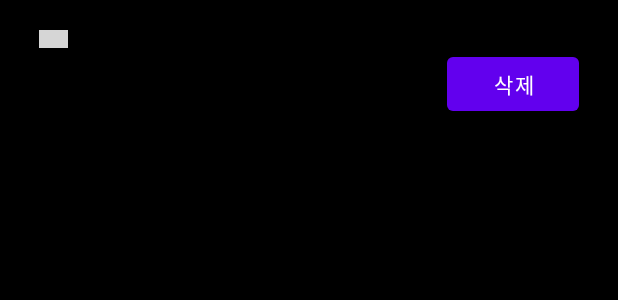
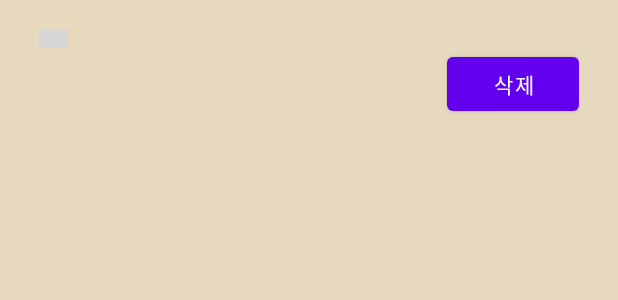
Before and after one commit to JunhyukkLee/LastOmmg, an Android app: the layout activity_detail.xml on its own in the app's theme, with its tools: preview values and no code run, on a phone screen of 412 x 824 dp. Shown: the top 300 px of the screen. Run offline under Robolectric (Android 15) with nearby library versions, the phone set to English and light mode, and no system bars; grey boxes are pictures that could not be loaded.

Commit message:
마이페이지 포스트 색 바꿈 마이페이지 포스트 tel: 추가 - 없으면 걍 텅텅

```diff
--- a/app/src/main/res/layout/activity_detail.xml
+++ b/app/src/main/res/layout/activity_detail.xml
@@ -4,7 +4,7 @@
     xmlns:tools="http://schemas.android.com/tools"
     android:layout_width="match_parent"
     android:layout_height="match_parent"
-    android:background="#000000"
+    android:background="#E6D9BE"
     android:overScrollMode="never">
 
     <LinearLayout
@@ -50,7 +50,7 @@
             android:id="@+id/txt_description"
             android:layout_width="wrap_content"
             android:layout_height="wrap_content"
-            android:textColor="#ffffff"
+            android:textColor="@color/black"
             android:textSize="16dp" />
         <LinearLayout
             android:layout_width="wrap_content"
```
Also changed, not shown: app/src/main/java/com/example/lastommg/MyPage/DetailActivity.java (+6 -2 lines).
